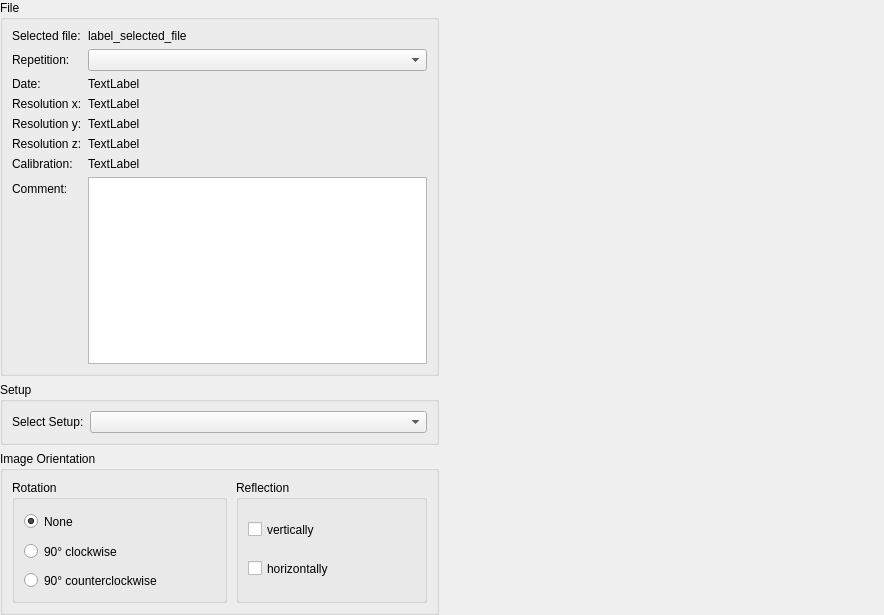
Before: the Qt Designer form bmicro/gui/data/data_view.ui in BrillouinMicroscopy/BMicro, drawn with Qt 5.
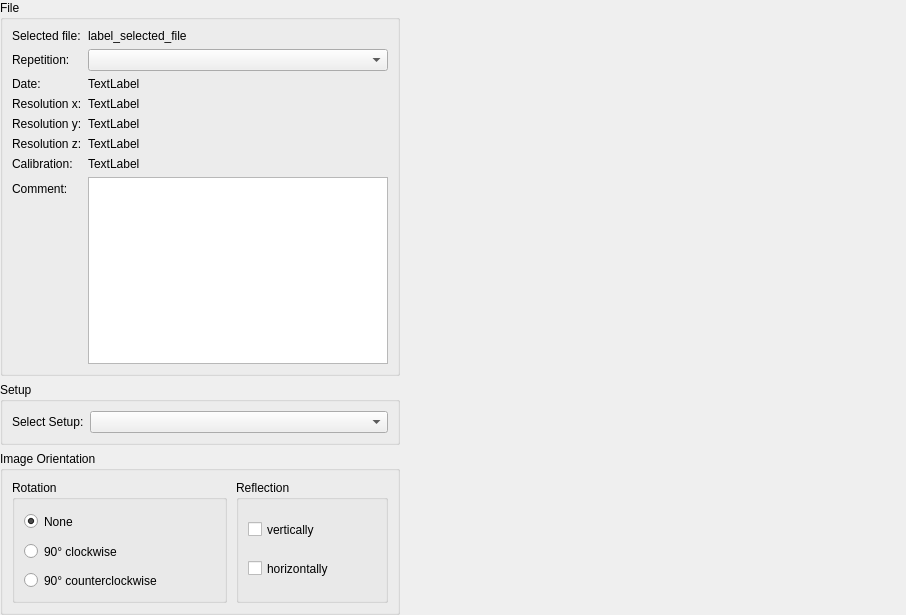
After: the same form once the commit is applied.

Patch:
```diff
--- a/bmicro/gui/data/data_view.ui
+++ b/bmicro/gui/data/data_view.ui
@@ -381,8 +381,8 @@
        </property>
        <property name="minimumSize">
         <size>
-         <width>300</width>
-         <height>300</height>
+         <width>500</width>
+         <height>500</height>
         </size>
        </property>
       </widget>
```
